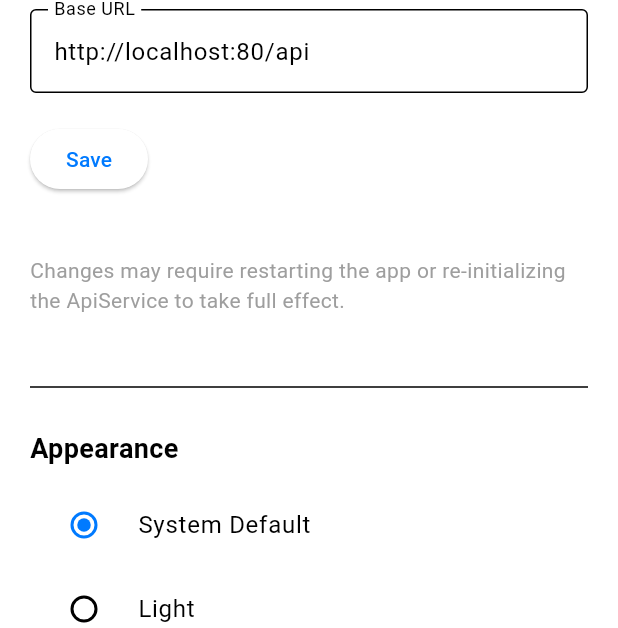
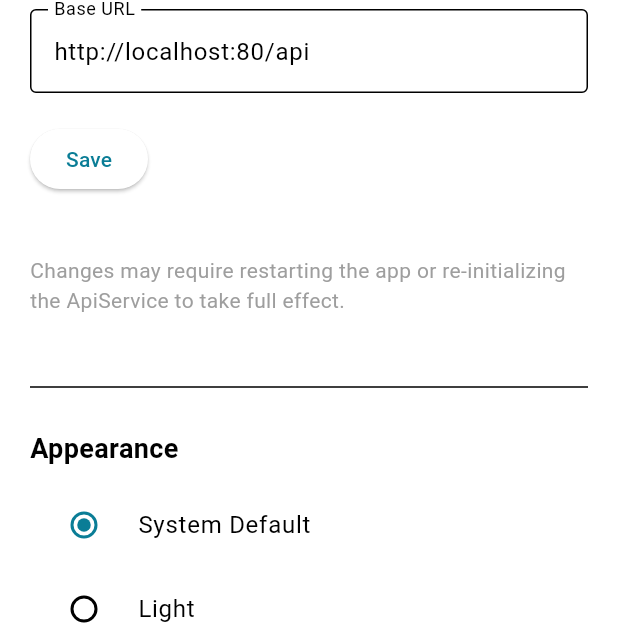
Before and after one commit to kirilft/Weinkeller, a Flutter app: the screen it shows after launch, after a tap on "Anmelden", on a phone screen of 412 x 824 dp. Shown: the part 159-787 px from the top of the screen. Run offline on Flutter 3.47's test engine with Material 3 defaults, Android fonts, the phone set to English and light mode, and no system bars; our stand-ins replace flutter_secure_storage, flutter_svg, font_awesome_flutter, shared_preferences, sqflite; missing offline and left inert: qr_code_scanner; accounts and stored records are empty; Roboto replaces fonts that are missing (SFProDisplay).

Commit message:
adjusted colors

```diff
--- a/lib/config/app_colors.dart
+++ b/lib/config/app_colors.dart
@@ -1,66 +1,16 @@
 import 'package:flutter/material.dart';
 
-/// Centralized color definitions from your Figma variables.
 class AppColors {
-  // Grayscale / neutrals
-  static const Color blackLight = Color(0xFF000000);
-  static const Color blackDark = Color(0xFF000000);
+  // Base colors
+  static const Color white = Color(0xFFFFFFFF);
+  static const Color black = Color(0xFF000000);
+  static const Color gray1 = Color(0xFF002032); // Dark gray
+  static const Color gray2 = Color(0xFFEEEEEE); // Light gray
 
-  static const Color grayLight = Color(0xFF8E8E93);
-  static const Color grayDark = Color(0xFF8E8E93);
+  // Custom theme colors
+  static const Color cyan = Color(0xFF0A7D96); // Primary color
+  static const Color orange = Color(0xFFFFAD4C); // Secondary color
+  static const Color red = Color(0xFFEC6665); // onError color
 
-  static const Color gray2Light = Color(0xFFAEAEB2);
-  static const Color gray2Dark = Color(0xFF636366);
-
-  static const Color gray3Light = Color(0xFFC7C7CC);
-  static const Color gray3Dark = Color(0xFF48484A);
-
-  static const Color gray4Light = Color(0xFFD1D1D6);
-  static const Color gray4Dark = Color(0xFF3A3A3C);
-
-  static const Color gray5Light = Color(0xFFE5E5EA);
-  static const Color gray5Dark = Color(0xFF2C2C2E);
-
-  static const Color gray6Light = Color(0xFFF2F2F7);
-  static const Color gray6Dark = Color(0xFF1C1C1E);
-
-  static const Color whiteLight = Color(0xFFFFFFFF);
-  static const Color whiteDark = Color(0xFFFFFFFF);
-
-  // Chrominance
-  static const Color redLight = Color(0xFFFF3830);
-  static const Color redDark = Color(0xFFFF453A);
-
-  static const Color orangeLight = Color(0xFFFF9500);
-  static const Color orangeDark = Color(0xFFFF9F0A);
-
-  static const Color yellowLight = Color(0xFFFFCC00);
-  static const Color yellowDark = Color(0xFFFFD60A);
-
-  static const Color greenLight = Color(0xFF34C759);
-  static const Color greenDark = Color(0xFF30D158);
-
-  static const Color turkisLight = Color(0xFF00C7BE);
-  static const Color turkisDark = Color(0xFF63E6E2);
-
-  static const Color cyanLight = Color(0xFF30B0C7);
-  static const Color cyanDark = Color(0xFF40CBE0);
-
-  static const Color lightBlueLight = Color(0xFF32ADE6);
-  static const Color lightBlueDark = Color(0xFF64D2FF);
-
-  static const Color blueLight = Color(0xFF007AFF);
-  static const Color blueDark = Color(0xFF0A84FF);
-
-  static const Color purpleLight = Color(0xFF5856D6);
-  static const Color purpleDark = Color(0xFF5E5CE6);
-
-  static const Color magentaLight = Color(0xFFAF52DE);
-  static const Color magentaDark = Color(0xFFBF5AF2);
-
-  static const Color pinkLight = Color(0xFFFF2D55);
-  static const Color pinkDark = Color(0xFFFF375F);
-
-  static const Color brownLight = Color(0xFFA2845E);
-  static const Color brownDark = Color(0xFFAC8E68);
+  // If you need additional variants for light and dark themes, you can define them here.
 }
--- a/lib/main.dart
+++ b/lib/main.dart
@@ -17,8 +17,7 @@ Future<void> main() async {
     const secureStorage = FlutterSecureStorage();
 
     // Attempt to read baseUrl from secure storage; fallback to a default if none is found
-    final savedBaseUrl = await secureStorage.read(key: 'baseUrl') ??
-        '';
+    final savedBaseUrl = await secureStorage.read(key: 'baseUrl') ?? '';
 
     // Create the ApiService with the base URL
     final apiService = ApiService(baseUrl: savedBaseUrl);
@@ -64,21 +63,26 @@ class MyWeinkellerApp extends StatelessWidget {
 
     return ThemeData(
       brightness: brightness,
-      primaryColor: isLight ? AppColors.blueLight : AppColors.blueDark,
-      // New design: pure white for light mode and pure black for dark mode
-      scaffoldBackgroundColor:
-          isLight ? AppColors.whiteLight : AppColors.blackDark,
+      primaryColor: AppColors.cyan,
+      scaffoldBackgroundColor: isLight ? AppColors.white : AppColors.black,
       colorScheme: ColorScheme(
         brightness: brightness,
-        primary: isLight ? AppColors.blueLight : AppColors.blueDark,
-        onPrimary: isLight ? AppColors.whiteLight : AppColors.whiteDark,
-        secondary: isLight ? AppColors.greenLight : AppColors.greenDark,
-        onSecondary: isLight ? AppColors.whiteLight : AppColors.whiteDark,
-        error: isLight ? AppColors.redLight : AppColors.redDark,
-        onError: isLight ? AppColors.whiteLight : AppColors.whiteDark,
-        // Using the new background for surface as well
-        surface: isLight ? AppColors.whiteLight : AppColors.blackDark,
-        onSurface: isLight ? AppColors.blackLight : AppColors.whiteDark,
+        // Primary settings
+        primary: AppColors.cyan,
+        onPrimary: isLight ? AppColors.white : AppColors.black,
+        // Secondary settings
+        secondary: AppColors.orange,
+        onSecondary: isLight ? AppColors.white : AppColors.black,
+        // Error settings:
+        // For error backgrounds we’re using a neutral gray variant,
+        // while onError text will use the red you specified.
+        error: isLight ? AppColors.gray2 : AppColors.gray1,
+        onError: AppColors.red,
+        // Surface and background settings
+        surface: isLight ? AppColors.white : AppColors.black,
+        onSurface: isLight ? AppColors.black : AppColors.white,
+        background: isLight ? AppColors.white : AppColors.black,
+        onBackground: isLight ? AppColors.black : AppColors.white,
       ),
       fontFamily: 'SFProDisplay',
     );
--- a/lib/pages/home_screen.dart
+++ b/lib/pages/home_screen.dart
@@ -194,7 +194,7 @@ class _HomeScreenState extends State<HomeScreen> {
                 margin: EdgeInsets.zero,
                 padding: EdgeInsets.zero,
                 decoration: BoxDecoration(
-                  color: isDarkMode ? Colors.grey[800] : AppColors.redDark,
+                  color: isDarkMode ? Colors.grey[800] : AppColors.red,
                 ),
                 child: Center(
                   child: Text(
--- a/lib/pages/welcome_screen.dart
+++ b/lib/pages/welcome_screen.dart
@@ -2,7 +2,6 @@ import 'package:flutter/material.dart';
 import 'package:flutter/services.dart';
 import 'package:flutter_svg/flutter_svg.dart';
 import 'package:font_awesome_flutter/font_awesome_flutter.dart';
-import '../config/app_colors.dart';
 
 class WelcomeScreen extends StatelessWidget {
   const WelcomeScreen({super.key});
--- a/pubspec.yaml
+++ b/pubspec.yaml
@@ -1,7 +1,7 @@
 name: weinkeller
 description: "A new Flutter project."
 publish_to: 'none'
-version: 1.0.0+6
+version: 1.0.0+7
 
 environment:
   sdk: ^3.5.3
```
Also changed, not shown: lib/config/custom_colors.dart (+21 -56 lines).
